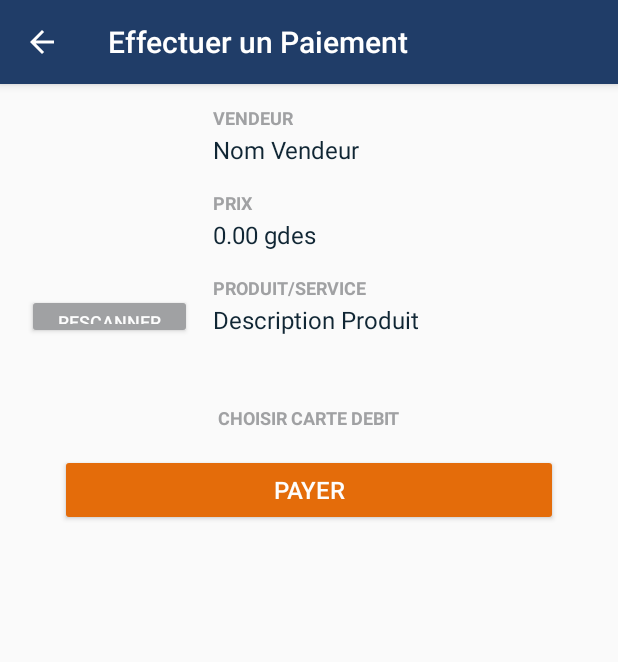
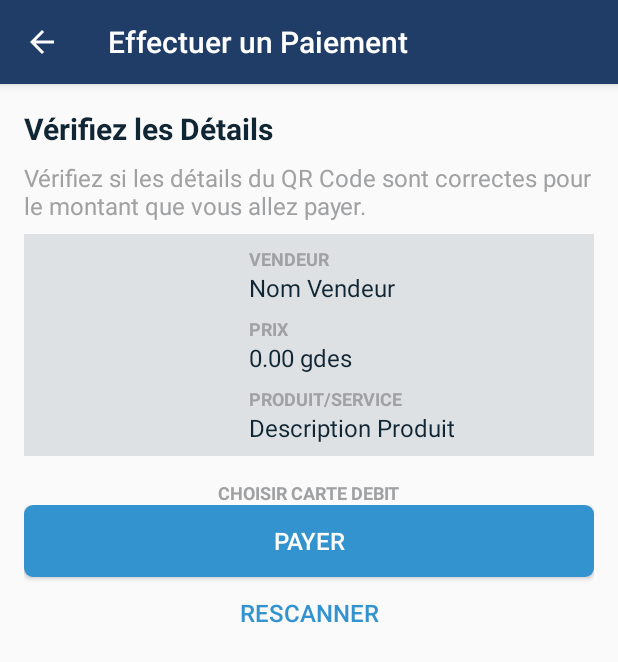
Before and after one commit to BRH-HACKATON/MobilePay, an Android app: the MakePaymentActivity screen opened directly, with no data from a screen before it, on a phone screen of 412 x 824 dp. Shown: the top 662 px of the screen. Run offline under Robolectric (Android 15) with nearby library versions, the phone set to English and light mode, and no system bars; libraries missing offline, so code that uses them is left out: jp.wasabeef.recyclerview; 7 statements that could not run were skipped.

Commit message:
Add PopupWindow for Alert Message on App Flow and change Accent Color

```diff
--- a/app/src/main/java/com/brh/pronapmobile/activities/MainActivity.java
+++ b/app/src/main/java/com/brh/pronapmobile/activities/MainActivity.java
@@ -209,6 +209,7 @@ public class MainActivity extends AppCompatActivity {
 
     public void scanQRCode() {
         //intializing scan object
+
         qrScan = new IntentIntegrator(this);
         qrScan.initiateScan();
     }
--- /dev/null
+++ b/app/src/main/res/drawable/button_rounded.xml
@@ -0,0 +1,12 @@
+<?xml version="1.0" encoding="utf-8"?>
+<shape xmlns:android="http://schemas.android.com/apk/res/android" >
+
+    <solid android:color="@color/colorAccent" />
+
+    <corners
+        android:bottomLeftRadius="6dp"
+        android:bottomRightRadius="6dp"
+        android:topLeftRadius="6dp"
+        android:topRightRadius="6dp" />
+
+</shape>
--- a/app/src/main/res/layout/activity_make_payment.xml
+++ b/app/src/main/res/layout/activity_make_payment.xml
@@ -13,48 +13,56 @@
         <LinearLayout
             android:layout_width="match_parent"
             android:layout_height="wrap_content"
-            android:orientation="vertical">
+            android:orientation="vertical"
+            android:layout_margin="16dp">
 
             <LinearLayout
                 android:layout_width="match_parent"
                 android:layout_height="wrap_content"
-                android:layout_margin="8dp"
-                android:orientation="horizontal">
+                android:orientation="vertical">
 
-                <LinearLayout
-                    android:layout_width="130dp"
+                <TextView
+                    android:layout_width="match_parent"
                     android:layout_height="wrap_content"
-                    android:orientation="vertical">
+                    android:id="@+id/title"
+                    android:text="Vérifiez les Détails"
+                    android:textSize="20sp"
+                    android:textStyle="bold"
+                    android:textColor="@color/colorPrimaryDark" />
 
-                    <ImageView
+                <TextView
+                    android:layout_width="match_parent"
+                    android:layout_height="wrap_content"
+                    android:layout_marginTop="8dp"
+                    android:id="@+id/message"
+                    android:text="Vérifiez si les détails du QR Code sont correctes pour le montant que vous allez payer."
+                    android:textSize="16sp"
+                    android:textColor="@color/colorWriting"/>
+            </LinearLayout>
+
+            <LinearLayout
+                android:layout_width="match_parent"
+                android:layout_height="wrap_content"
+                android:orientation="horizontal"
+                android:layout_marginTop="8dp"
+                android:padding="8dp"
+                android:background="@color/colorWritingLight">
+
+                <ImageView
                         android:id="@+id/ivQRCode"
                         android:layout_width="130dp"
                         android:layout_height="130dp"
                         android:layout_gravity="center_horizontal"/>
 
-                    <android.support.v7.widget.AppCompatButton
-                        android:id="@+id/cancel_payment"
-                        android:layout_width="match_parent"
-                        android:layout_height="30dp"
-                        android:layout_marginTop="2dp"
-                        android:layout_marginStart="10dp"
-                        android:layout_marginEnd="10dp"
-                        android:text="Rescanner"
-                        android:textSize="12sp"
-                        style="@style/NegativeButton"/>
-
-                </LinearLayout>
-
                 <LinearLayout
                     android:layout_width="match_parent"
                     android:layout_height="wrap_content"
-                    android:layout_marginLeft="4dp"
+                    android:layout_marginLeft="12dp"
                     android:orientation="vertical">
 
                     <LinearLayout
                         android:layout_width="match_parent"
                         android:layout_height="wrap_content"
-                        android:layout_marginTop="6dp"
                         android:orientation="vertical">
 
                         <TextView
@@ -67,7 +75,6 @@
                             android:id="@+id/tvVendor"
                             android:layout_width="wrap_content"
                             android:layout_height="wrap_content"
-                            android:layout_marginTop="2dp"
                             android:text="Nom Vendeur"
                             style="@style/Value.TextView" />
                     </LinearLayout>
@@ -75,7 +82,7 @@
                     <LinearLayout
                         android:layout_width="wrap_content"
                         android:layout_height="wrap_content"
-                        android:layout_marginTop="16dp"
+                        android:layout_marginTop="8dp"
                         android:orientation="vertical">
 
                         <TextView
@@ -88,7 +95,6 @@
                             android:id="@+id/tvPrice"
                             android:layout_width="wrap_content"
                             android:layout_height="wrap_content"
-                            android:layout_marginTop="2dp"
                             android:text="0.00 gdes"
                             style="@style/Value.TextView"/>
                     </LinearLayout>
@@ -96,7 +102,7 @@
                     <LinearLayout
                         android:layout_width="match_parent"
                         android:layout_height="wrap_content"
-                        android:layout_marginTop="16dp"
+                        android:layout_marginTop="8dp"
                         android:orientation="vertical">
 
                         <TextView
@@ -109,7 +115,6 @@
                             android:id="@+id/tvProduct"
                             android:layout_width="wrap_content"
                             android:layout_height="wrap_content"
-                            android:layout_marginTop="2dp"
                             android:text="Description Produit"
                             style="@style/Value.TextView"/>
                     </LinearLayout>
@@ -122,7 +127,7 @@
             <LinearLayout
                 android:layout_width="match_parent"
                 android:layout_height="wrap_content"
-                android:layout_marginTop="36dp"
+                android:layout_marginTop="16dp"
                 android:orientation="vertical">
 
                 <TextView
@@ -145,16 +150,21 @@
                 android:layout_width="match_parent"
                 android:layout_height="wrap_content"
                 android:orientation="vertical"
-                android:layout_margin="16dp">
+                android:layout_marginBottom="36dp">
 
                 <android.support.v7.widget.AppCompatButton
                     android:id="@+id/pay"
                     android:layout_width="match_parent"
                     android:layout_height="@dimen/button_height"
-                    android:layout_marginStart="24dp"
-                    android:layout_marginEnd="24dp"
-                    android:text="Payer"
+                    android:text="PAYER"
                     style="@style/PositiveButton"/>
+
+                <android.support.v7.widget.AppCompatButton
+                    android:id="@+id/cancel_payment"
+                    android:layout_width="match_parent"
+                    android:layout_height="@dimen/button_height"
+                    android:text="RESCANNER"
+                    style="@style/NegativeButton"/>
 
             </LinearLayout>
 
--- a/app/src/main/res/values-v21/styles.xml
+++ b/app/src/main/res/values-v21/styles.xml
@@ -9,14 +9,14 @@
         <item name="android:layout_gravity">center</item>
         <item name="android:gravity">center</item>
         <item name="android:textColor">@color/colorBack</item>
-        <item name="android:backgroundTint">@color/colorAccent</item>
+        <item name="android:background">@drawable/button_rounded</item>
         <item name="android:textSize">16sp</item>
     </style>
     <style name="NegativeButton" parent="Base.Widget.AppCompat.Button">
         <item name="android:layout_gravity">center</item>
         <item name="android:gravity">center</item>
-        <item name="android:textColor">@color/colorBack</item>
-        <item name="android:backgroundTint">@color/colorWriting</item>
+        <item name="android:textColor">@color/colorAccent</item>
+        <item name="android:background">@android:color/transparent</item>
         <item name="android:textSize">16sp</item>
     </style>
 </resources>
--- a/app/src/main/res/values/colors.xml
+++ b/app/src/main/res/values/colors.xml
@@ -39,8 +39,8 @@
     <!--color name="colorPrimaryBasic">#3260a2</color-->
     <color name="colorPrimaryBasic">#ff203d68</color>
     <color name="colorPrimaryDarkBasic">#ff102634</color>
-    <color name="colorAccentBasic">#e46c0a</color>
-    <color name="colorVariantPrimaryBasic">#3393cf</color>
+    <color name="colorAccentBasic">#3393cf</color>
+    <color name="colorVariantPrimaryBasic">#e46c0a</color>
     <color name="colorVariantSecondaryBasic">#8ac13e</color>
     <color name="colorWritingLightBasic">#dee1e3</color>
     <color name="colorWritingBasic">#a0a1a3</color>
--- a/app/src/main/res/values/styles.xml
+++ b/app/src/main/res/values/styles.xml
@@ -73,14 +73,14 @@
         <item name="android:layout_gravity">center</item>
         <item name="android:gravity">center</item>
         <item name="android:textColor">@color/colorBack</item>
-        <item name="android:background">@color/colorAccent</item>
+        <item name="android:background">@drawable/button_rounded</item>
         <item name="android:textSize">16sp</item>
     </style>
     <style name="NegativeButton" parent="Base.Widget.AppCompat.Button">
         <item name="android:layout_gravity">center</item>
         <item name="android:gravity">center</item>
-        <item name="android:textColor">@color/colorBack</item>
-        <item name="android:background">@color/colorWriting</item>
+        <item name="android:textColor">@color/colorAccent</item>
+        <item name="android:background">@android:color/transparent</item>
         <item name="android:textSize">16sp</item>
     </style>
     <!-- Normal Results Styles ** (End) -->
@@ -89,4 +89,9 @@
          BRH LIGHT BACKGROUND  ******** (End)
     -->
 
+    <style name="PopupAnimation" >
+        <item name="android:windowEnterAnimation">@anim/popup_show</item>
+        <item name="android:windowExitAnimation">@anim/popup_hide</item>
+    </style>
+
 </resources>
```
Also changed, not shown: app/src/main/java/com/brh/pronapmobile/activities/MakePaymentActivity.java (+28 -9 lines), app/src/main/java/com/brh/pronapmobile/utils/AlertMessage.java (added, +206 -0 lines), app/src/main/res/anim/popup_hide.xml (added, +21 -0 lines), app/src/main/res/anim/popup_show.xml (added, +30 -0 lines), app/src/main/res/drawable/curved_shape.xml (added, +12 -0 lines), app/src/main/res/layout/alert_message.xml (added, +103 -0 lines), app/src/main/res/layout/item_card.xml (+8 -6 lines), app/src/main/res/drawable/mobile_money_transfer.jpg (added).
